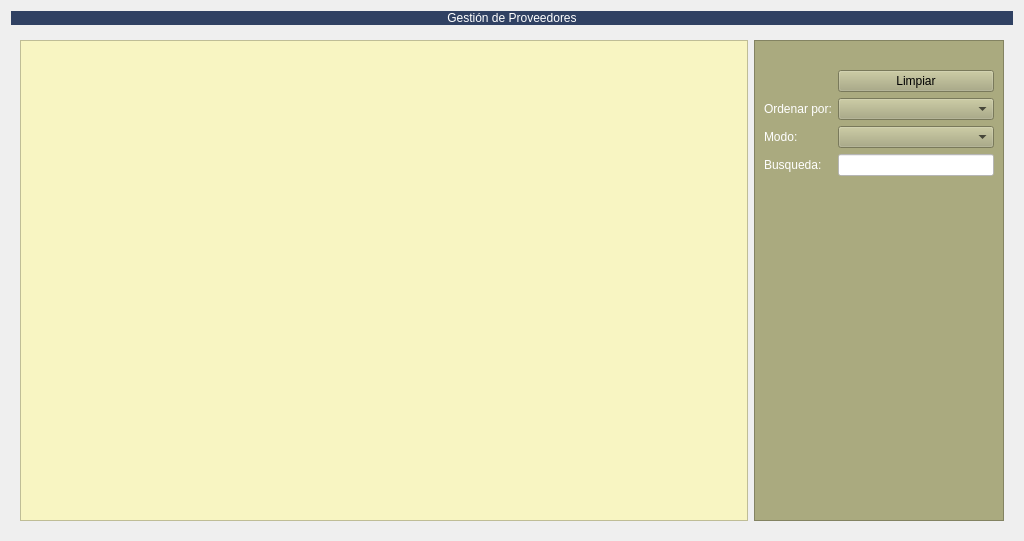
The window that Zona_Compras/frmproveedores.ui (arcnexus/RedFoX) describes before a commit, drawn with Qt 5.
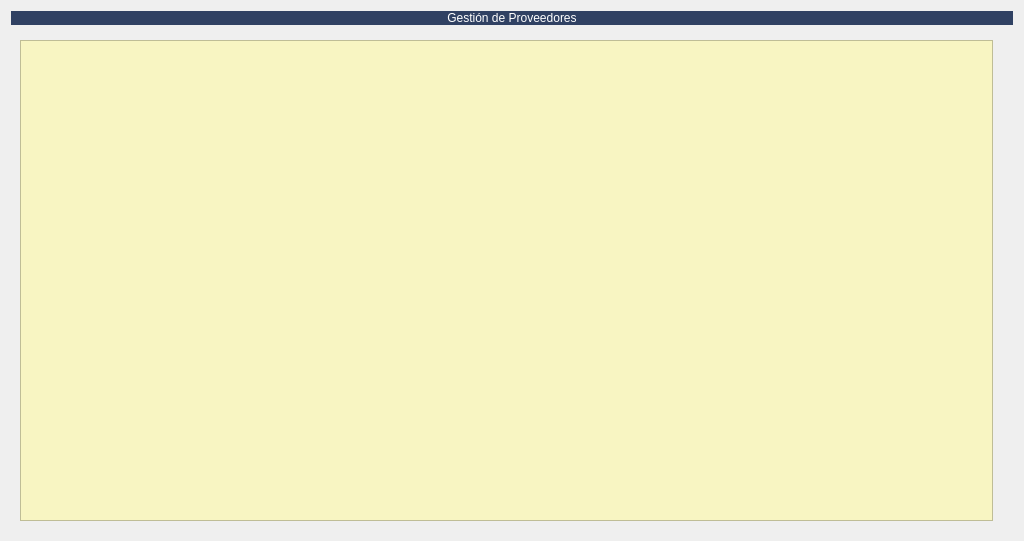
The same window after the commit. The open tabs and pages were chosen to show the change. Icons and pictures are not drawn. Custom widgets are drawn as their Qt base class.

Commit message: Barras de busqueda

Patch:
```diff
--- a/Zona_Compras/frmproveedores.ui
+++ b/Zona_Compras/frmproveedores.ui
@@ -2264,6 +2264,9 @@
      </widget>
      <widget class="QWidget" name="page_6">
       <layout class="QGridLayout" name="gridLayout_27">
+       <property name="rightMargin">
+        <number>20</number>
+       </property>
        <item row="0" column="0">
         <widget class="QTableView" name="tabla">
          <property name="styleSheet">
@@ -2287,121 +2290,6 @@
          </attribute>
         </widget>
        </item>
-       <item row="0" column="1">
-        <widget class="QFrame" name="frame_27">
-         <property name="maximumSize">
-          <size>
-           <width>250</width>
-           <height>16777215</height>
-          </size>
-         </property>
-         <property name="styleSheet">
-          <string notr="true">background-color: rgb(170, 170, 127);</string>
-         </property>
-         <property name="frameShape">
-          <enum>QFrame::StyledPanel</enum>
-         </property>
-         <property name="frameShadow">
-          <enum>QFrame::Raised</enum>
-         </property>
-         <layout class="QGridLayout" name="gridLayout_32">
-          <item row="4" column="0">
-           <widget class="QLabel" name="label_64">
-            <property name="styleSheet">
-             <string notr="true">color: rgb(255, 255, 255);</string>
-            </property>
-            <property name="text">
-             <string>Busqueda:</string>
-            </property>
-           </widget>
-          </item>
-          <item row="1" column="2">
-           <widget class="QPushButton" name="btnLimpiar">
-            <property name="styleSheet">
-             <string notr="true">color: rgb(0, 0, 0);</string>
-            </property>
-            <property name="text">
-             <string>Limpiar</string>
-            </property>
-            <property name="icon">
-             <iconset resource="../maya.qrc">
-              <normaloff>:/Icons/PNG/clean.png</normaloff>:/Icons/PNG/clean.png</iconset>
-            </property>
-           </widget>
-          </item>
-          <item row="2" column="0">
-           <widget class="QLabel" name="label_65">
-            <property name="styleSheet">
-             <string notr="true">color: rgb(255, 255, 255);</string>
-            </property>
-            <property name="text">
-             <string>Ordenar por:</string>
-            </property>
-           </widget>
-          </item>
-          <item row="5" column="0">
-           <spacer name="verticalSpacer_7">
-            <property name="orientation">
-             <enum>Qt::Vertical</enum>
-            </property>
-            <property name="sizeHint" stdset="0">
-             <size>
-              <width>20</width>
-              <height>40</height>
-             </size>
-            </property>
-           </spacer>
-          </item>
-          <item row="2" column="2">
-           <widget class="QComboBox" name="cboOrden">
-            <property name="minimumSize">
-             <size>
-              <width>120</width>
-              <height>0</height>
-             </size>
-            </property>
-            <property name="styleSheet">
-             <string notr="true">color: rgb(0, 0, 0);</string>
-            </property>
-           </widget>
-          </item>
-          <item row="4" column="2">
-           <widget class="QLineEdit" name="txtBuscar">
-            <property name="styleSheet">
-             <string notr="true">background-color: rgb(255, 255, 255);</string>
-            </property>
-           </widget>
-          </item>
-          <item row="3" column="0">
-           <widget class="QLabel" name="label_71">
-            <property name="styleSheet">
-             <string notr="true">color: rgb(255, 255, 255);</string>
-            </property>
-            <property name="text">
-             <string>Modo:</string>
-            </property>
-           </widget>
-          </item>
-          <item row="3" column="2">
-           <widget class="QComboBox" name="cboModo">
-            <property name="styleSheet">
-             <string notr="true">color: rgb(0, 0, 0);</string>
-            </property>
-           </widget>
-          </item>
-          <item row="0" column="2">
-           <widget class="QLabel" name="label_66">
-            <property name="text">
-             <string/>
-            </property>
-            <property name="pixmap">
-             <pixmap resource="../maya.qrc">:/Icons/PNG/busca_filtra.png</pixmap>
-            </property>
-           </widget>
-          </item>
-         </layout>
-        </widget>
-       </item>
       </layout>
      </widget>
     </widget>
```
Left out of the diff: 5 changed lines with no effect on the pictures. The commit also changes 41 other files.
